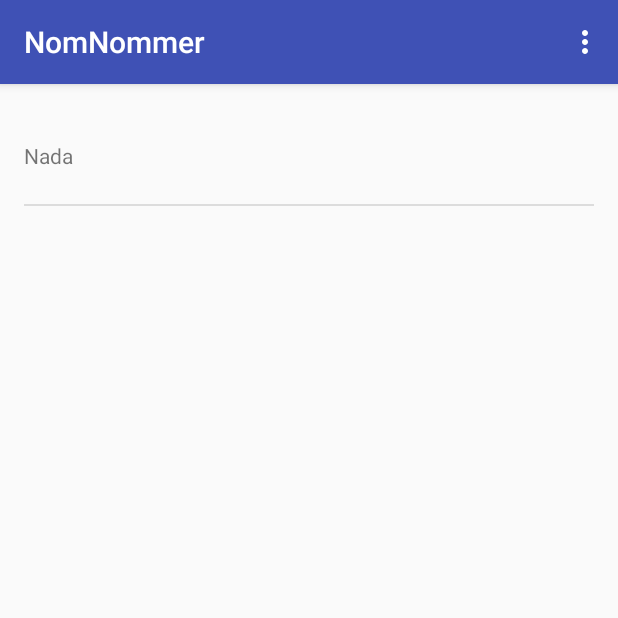
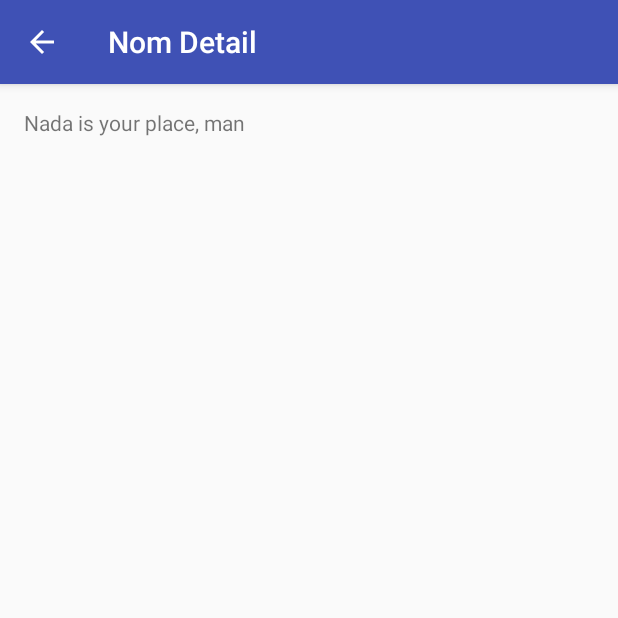
Before and after one commit to arbeiter/LearnAndroid, an Android app: the screen it shows after launch (MainActivity before the commit, NomDetailActivity after it), after a tap on "Nada", on a phone screen of 412 x 824 dp, the top half of it. Run offline under Robolectric (Android 15) with nearby library versions, the phone set to English and light mode, and no system bars.

Commit message:
finalmente, existe una pagina para los detales

```diff
--- a/app/src/main/AndroidManifest.xml
+++ b/app/src/main/AndroidManifest.xml
@@ -17,6 +17,13 @@
                 <category android:name="android.intent.category.LAUNCHER" />
             </intent-filter>
         </activity>
+        <activity
+            android:name=".NomDetailActivity"
+            android:label="@string/title_activity_display_message"
+            android:parentActivityName=".MainActivity" >
+            <meta-data
+                android:name="android.support.PARENT_ACTIVITY"
+                android:value="com.nomnommer.arbeiter.nomnommer.NomDetailActivity" />
+        </activity>
     </application>
-
 </manifest>
--- /dev/null
+++ b/app/src/main/java/com/nomnommer/arbeiter/nomnommer/NomDetailActivity.java
@@ -0,0 +1,67 @@
+package com.nomnommer.arbeiter.nomnommer;
+import android.support.v4.app.Fragment;
+import android.content.Intent;
+import android.os.Bundle;
+import android.support.v7.app.AppCompatActivity;
+import android.view.LayoutInflater;
+import android.view.MenuItem;
+import android.view.View;
+import android.view.ViewGroup;
+import android.widget.TextView;
+
+/**
+ * Created by chowman on 2/14/16.
+ */
+public class NomDetailActivity extends AppCompatActivity {
+
+    @Override
+    protected void onCreate(Bundle savedInstanceState) {
+        super.onCreate(savedInstanceState);
+        setContentView(R.layout.activity_nomdetail);
+        if (savedInstanceState == null) {
+            //Estos son mas importantes, las importaciones
+            getSupportFragmentManager().beginTransaction()
+                    .add(R.id.container, new NomDetailFragment()).
+                    commit();
+        }
+    }
+
+    @Override
+    public boolean onOptionsItemSelected(MenuItem item) {
+        // Handle app bar item clicks here. The app bar
+        // automatically handles clicks on the Home/Up button, so long
+        // as you specify a parent activity in AndroidManifest.xml.
+        int id = item.getItemId();
+        if (id == R.id.action_settings) {
+            return true;
+        }
+        return super.onOptionsItemSelected(item);
+    }
+
+    /**
+     * A placeholder fragment containing a simple view.
+     */
+    public static class NomDetailFragment extends Fragment {
+
+        public NomDetailFragment() { }
+
+        @Override
+        public View onCreateView(LayoutInflater inflater, ViewGroup container,
+                                 Bundle savedInstanceState) {
+            View rootView = inflater.inflate(R.layout.fragment_nomdetail,
+                    container, false);
+
+            //Inicializar los valores del intenciones en la lanzamiento fragmentos
+            Intent intent = getActivity().getIntent();
+            if(intent!=null && intent.hasExtra(Intent.EXTRA_TEXT))
+            {
+                String forecastStr = intent.getStringExtra(Intent.EXTRA_TEXT);
+                //Establacer las valores a algo
+                //Inicializar una veo de texto con la valor del cuerda
+                ((TextView) rootView.findViewById(R.id.detail_text))
+                        .setText(forecastStr);
+            }
+            return rootView;
+        }
+    }
+}
--- a/app/src/main/java/com/nomnommer/arbeiter/nomnommer/PlaceNamesFragment.java
+++ b/app/src/main/java/com/nomnommer/arbeiter/nomnommer/PlaceNamesFragment.java
@@ -2,6 +2,7 @@ package com.nomnommer.arbeiter.nomnommer;
 
 import android.app.Activity;
 import android.content.Context;
+import android.content.Intent;
 import android.net.Uri;
 import android.os.AsyncTask;
 import android.support.v4.app.Fragment;
@@ -74,9 +75,10 @@ public class PlaceNamesFragment extends Fragment {
             public void onItemClick(AdapterView<?> parent, View view, int position, long id) {
                 Object obj = parent.getItemAtPosition(position);
                 CharSequence description = obj.toString() + " is your place, man";
-                //El experimento con las tostadas
-                Toast toast = Toast.makeText(getContext(), description, Toast.LENGTH_SHORT);
-                toast.show();
+
+                //Anadir la intencion
+                Intent intent = new Intent(getActivity(), NomDetailActivity.class).putExtra(Intent.EXTRA_TEXT, description);
+                startActivity(intent);
             }
         });
         return rootView;
--- /dev/null
+++ b/app/src/main/res/layout/activity_nomdetail.xml
@@ -0,0 +1,8 @@
+<?xml version="1.0" encoding="utf-8"?>
+<FrameLayout xmlns:android="http://schemas.android.com/apk/res/android"
+    android:id="@+id/container"
+    xmlns:tools="http://schemas.android.com/tools"
+    tools:context="com.nomnommer.arbeiter.nomnommer.NomDetailActivity"
+    android:layout_width="match_parent"
+    android:layout_height="match_parent">
+</FrameLayout>
--- /dev/null
+++ b/app/src/main/res/layout/fragment_nomdetail.xml
@@ -0,0 +1,15 @@
+<?xml version="1.0" encoding="utf-8"?>
+<RelativeLayout xmlns:android="http://schemas.android.com/apk/res/android"
+    xmlns:tools="http://schemas.android.com/tools"
+    android:layout_width="match_parent"
+    android:layout_height="match_parent" android:paddingLeft="@dimen/activity_horizontal_margin"
+    android:paddingRight="@dimen/activity_horizontal_margin"
+    android:paddingTop="@dimen/activity_vertical_margin"
+    android:paddingBottom="@dimen/activity_vertical_margin"
+    tools:context="com.nomnommer.arbeiter.nomnommer.NomDetailActivity.PlaceholderFragment"
+    >
+    <TextView
+        android:layout_width="wrap_content"
+        android:id="@+id/detail_text"
+        android:layout_height="wrap_content" />
+</RelativeLayout>
--- a/app/src/main/res/values/strings.xml
+++ b/app/src/main/res/values/strings.xml
@@ -2,4 +2,5 @@
     <string name="app_name">NomNommer</string>
     <string name="action_settings">Settings</string>
     <string name="action_refresh">Hit me</string>
+    <string name="title_activity_display_message">Nom Detail</string>
 </resources>
```
